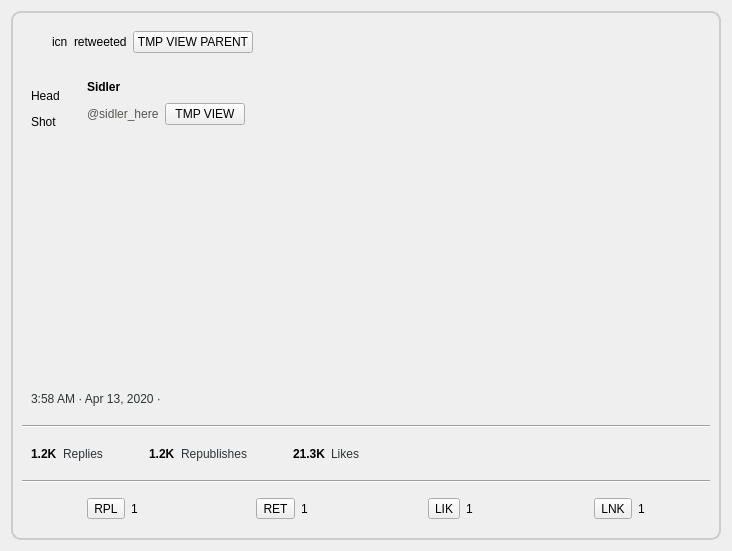
This is retroshare-gui/src/gui/TheWire/PulseTopLevel.ui in RetroShare/RetroShare as Qt 5 draws it before an edit. The edited form follows.
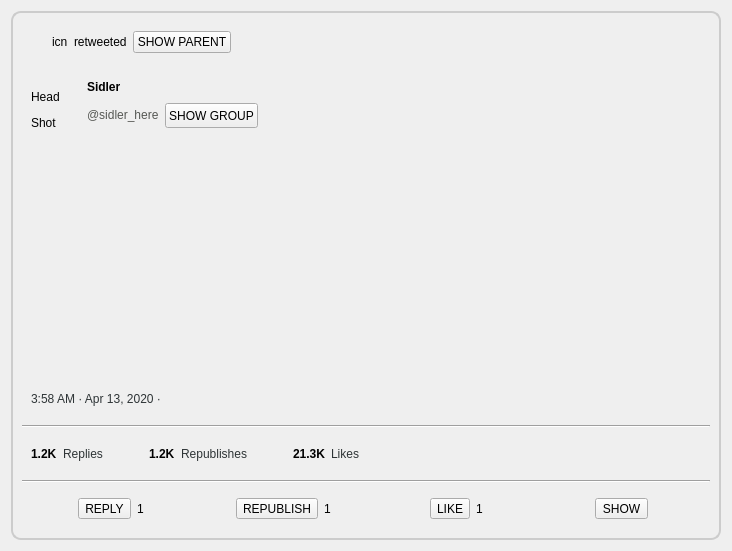
This is the edited form. Custom widgets are drawn as their Qt base class.

Commit message: fixup button labels are prefix headers

```diff
--- a/retroshare-gui/src/gui/TheWire/PulseTopLevel.ui
+++ b/retroshare-gui/src/gui/TheWire/PulseTopLevel.ui
@@ -106,7 +106,7 @@
          <item>
           <widget class="QPushButton" name="pushButton_tmpViewParent">
            <property name="text">
-            <string>TMP VIEW PARENT</string>
+            <string>SHOW PARENT</string>
            </property>
           </widget>
          </item>
@@ -229,8 +229,14 @@
          </item>
          <item row="1" column="2">
           <widget class="QPushButton" name="pushButton_tmpViewGroup">
+           <property name="minimumSize">
+            <size>
+             <width>0</width>
+             <height>25</height>
+            </size>
+           </property>
            <property name="text">
-            <string>TMP VIEW</string>
+            <string>SHOW GROUP</string>
            </property>
           </widget>
          </item>
@@ -464,7 +470,7 @@
            <item>
             <widget class="QToolButton" name="toolButton_reply">
              <property name="text">
-              <string>RPL</string>
+              <string>REPLY</string>
              </property>
             </widget>
            </item>
@@ -508,7 +514,7 @@
            <item>
             <widget class="QToolButton" name="toolButton_republish">
              <property name="text">
-              <string>RET</string>
+              <string>REPUBLISH</string>
              </property>
             </widget>
            </item>
@@ -552,7 +558,7 @@
            <item>
             <widget class="QToolButton" name="toolButton_like">
              <property name="text">
-              <string>LIK</string>
+              <string>LIKE</string>
              </property>
             </widget>
            </item>
@@ -596,32 +602,7 @@
            <item>
             <widget class="QToolButton" name="toolButton_view">
              <property name="text">
-              <string>LNK</string>
-             </property>
-            </widget>
-           </item>
-           <item>
-            <widget class="QLabel" name="label_links">
-             <property name="sizePolicy">
-              <sizepolicy hsizetype="Preferred" vsizetype="Preferred">
-               <horstretch>0</horstretch>
-               <verstretch>0</verstretch>
-              </sizepolicy>
-             </property>
-             <property name="minimumSize">
-              <size>
-               <width>0</width>
-               <height>0</height>
-              </size>
-             </property>
-             <property name="maximumSize">
-              <size>
-               <width>16777215</width>
-               <height>16777215</height>
-              </size>
-             </property>
-             <property name="text">
-              <string>1</string>
+              <string>SHOW</string>
              </property>
             </widget>
            </item>
```
The commit also changes 3 other files.
